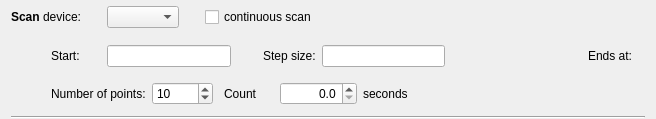
Above: nicos/clients/gui/cmdlets/scan.ui from mlz-ictrl/nicos before the change. Below: the same form after it.
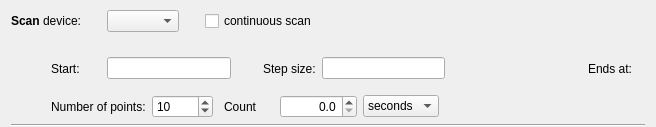
That is the form after the change.

Commit message: gui/cmdlets: allow specifying more preset keys for count/scan

```diff
--- a/nicos/clients/gui/cmdlets/scan.ui
+++ b/nicos/clients/gui/cmdlets/scan.ui
@@ -7,7 +7,7 @@
     <x>0</x>
     <y>0</y>
     <width>656</width>
-    <height>119</height>
+    <height>127</height>
    </rect>
   </property>
   <property name="windowTitle">
@@ -273,10 +273,17 @@
       </widget>
      </item>
      <item>
-      <widget class="QLabel" name="label_6">
+      <widget class="QComboBox" name="presetunit">
+       <item>
        <property name="text">
         <string>seconds</string>
        </property>
+       </item>
+       <item>
+        <property name="text">
+         <string>minutes</string>
+        </property>
+       </item>
       </widget>
      </item>
      <item>
```
Left out of the diff: 4 changed lines with no effect on the pictures. Lines whose indentation alone changed are shown as unchanged. The commit also changes 12 other files.
